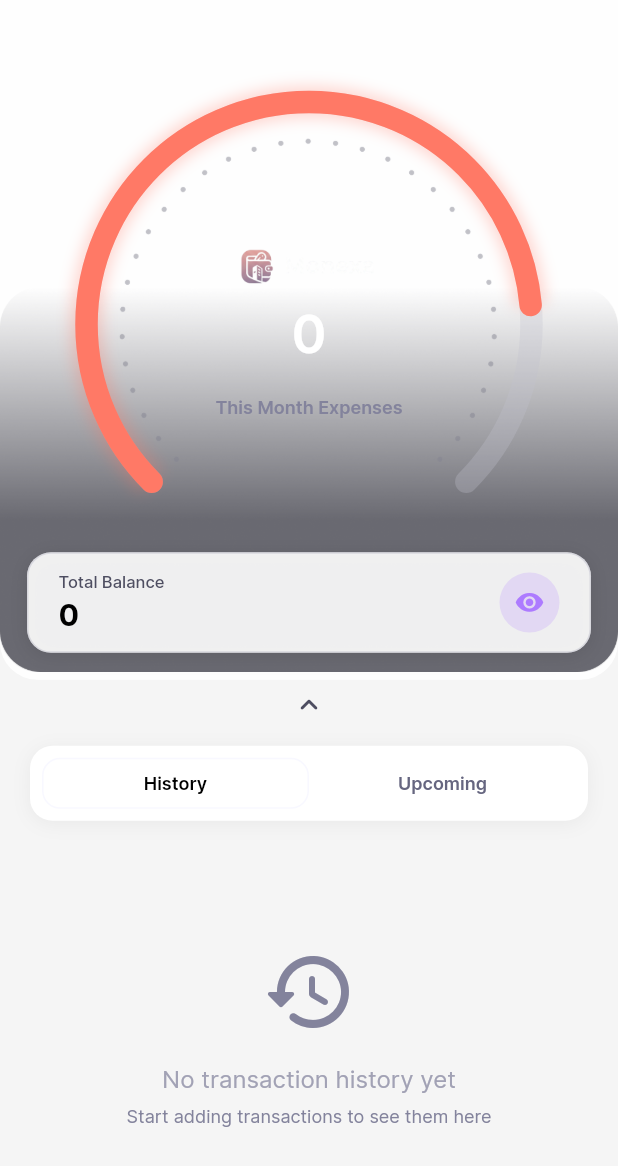
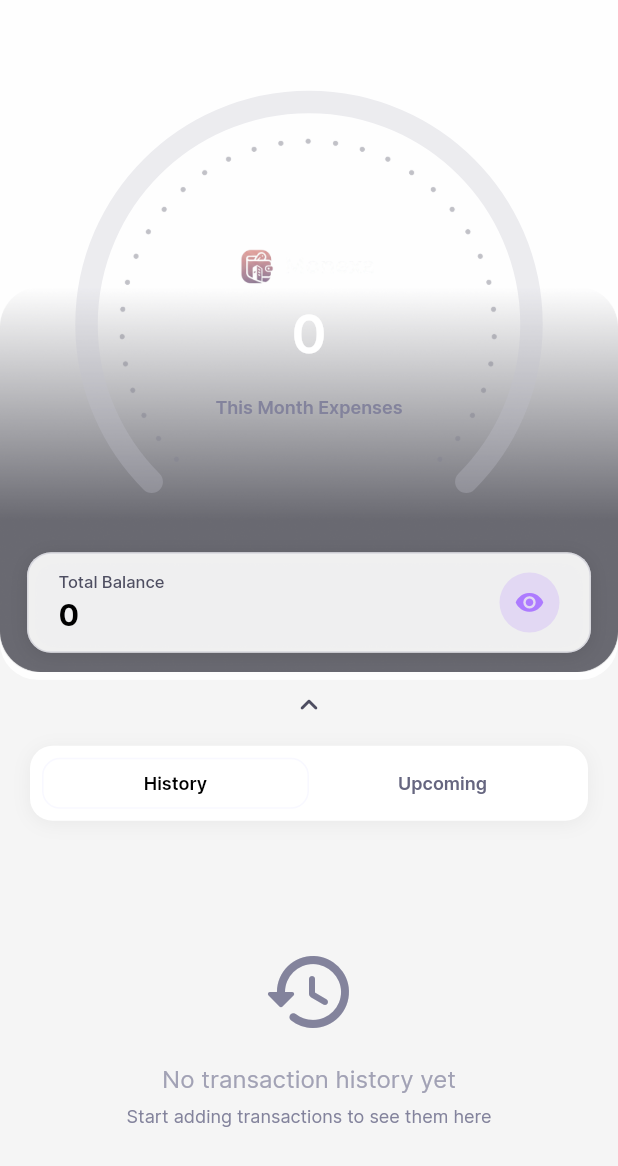
Before and after one commit to AryoBaskoro/monexa, a Flutter app: the HomeView screen opened directly, on a phone screen of 412 x 824 dp. Shown: the top 1166 px of the screen. Run offline on Flutter 3.47's test engine with Material 3 defaults, Android fonts, the light colour scheme and no system bars; our stand-ins replace google_nav_bar, scrollable_positioned_list, shared_preferences; accounts and stored records are empty.

Commit message:
fix: layouting, statistical arc
- Fix the layouting for better view after scrolling to end
- Fix the statistical arc in home page for actual functionality

```diff
--- a/lib/common/theme_manager.dart
+++ b/lib/common/theme_manager.dart
@@ -3,7 +3,7 @@ import 'package:shared_preferences/shared_preferences.dart';
 
 class ThemeManager extends ChangeNotifier {
   static const String _themeKey = 'theme_mode';
-  ThemeMode _themeMode = ThemeMode.light;
+  ThemeMode _themeMode = ThemeMode.dark;
 
   ThemeMode get themeMode => _themeMode;
 
--- a/lib/view/home/home_view.dart
+++ b/lib/view/home/home_view.dart
@@ -173,7 +173,7 @@ class _HomeViewState extends State<HomeView> {
 
     return ListView.builder(
       key: const ValueKey('subscription_list'),
-      padding: const EdgeInsets.symmetric(horizontal: 20),
+      padding: EdgeInsets.only(top: 10, left: 20, right: 20, bottom: 80),
       itemCount: dataToShow.length,
       itemBuilder: (context, index) {
         var sObj = dataToShow[index] as Map? ?? {};
@@ -218,7 +218,7 @@ class _HomeViewState extends State<HomeView> {
 
     return ListView.builder(
       key: const ValueKey('bills_list'),
-      padding: const EdgeInsets.symmetric(horizontal: 20),
+      padding: EdgeInsets.only(top: 10, left: 20, right: 20, bottom: 80),
       itemCount: dataToShow.length,
       itemBuilder: (context, index) {
         var sObj = dataToShow[index] as Map? ?? {};
--- a/lib/view/login/forgot_password_view.dart
+++ b/lib/view/login/forgot_password_view.dart
@@ -3,7 +3,7 @@ import 'package:flutter/material.dart';
 import '../../common/color_extension.dart';
 import '../../widgets/primary_button.dart';
 import '../../widgets/round_textfield.dart';
-import '../../widgets/secondary_boutton.dart';
+import '../../widgets/secondary_button.dart';
 
 class ForgotPasswordView extends StatefulWidget {
   const ForgotPasswordView({super.key});
--- a/lib/view/login/sign_in_view.dart
+++ b/lib/view/login/sign_in_view.dart
@@ -6,7 +6,7 @@ import 'package:monexa_app/view/main_tab/main_tab_view.dart';
 import '../../common/color_extension.dart';
 import '../../widgets/primary_button.dart';
 import '../../widgets/round_textfield.dart';
-import '../../widgets/secondary_boutton.dart';
+import '../../widgets/secondary_button.dart';
 
 class SignInView extends StatefulWidget {
   const SignInView({super.key});
--- a/lib/view/login/sign_up_view.dart
+++ b/lib/view/login/sign_up_view.dart
@@ -4,7 +4,7 @@ import 'package:monexa_app/view/login/sign_in_view.dart';
 import '../../common/color_extension.dart';
 import '../../widgets/primary_button.dart';
 import '../../widgets/round_textfield.dart';
-import '../../widgets/secondary_boutton.dart';
+import '../../widgets/secondary_button.dart';
 
 class SignUpView extends StatefulWidget {
   const SignUpView({super.key});
--- a/lib/view/login/social_login.dart
+++ b/lib/view/login/social_login.dart
@@ -2,7 +2,7 @@ import 'package:flutter/material.dart';
 import 'package:monexa_app/view/login/sign_up_view.dart';
 
 import '../../common/color_extension.dart';
-import '../../widgets/secondary_boutton.dart';
+import '../../widgets/secondary_button.dart';
 
 class SocialLoginView extends StatefulWidget {
   const SocialLoginView({super.key});
--- a/lib/view/login/welcome_view.dart
+++ b/lib/view/login/welcome_view.dart
@@ -5,7 +5,7 @@ import 'package:monexa_app/view/login/social_login.dart';
 
 import '../../common/color_extension.dart';
 import '../../widgets/primary_button.dart';
-import '../../widgets/secondary_boutton.dart';
+import '../../widgets/secondary_button.dart';
 
 class WelcomeView extends StatefulWidget {
   const WelcomeView({super.key});
--- a/lib/view/profile/profile_view.dart
+++ b/lib/view/profile/profile_view.dart
@@ -116,7 +116,7 @@ class _ProfileViewState extends State<ProfileView> with TickerProviderStateMixin
                       controller: _animationController,
                       child: _buildLogoutButton(),
                     ),
-                    const SizedBox(height: 20),
+                    const SizedBox(height: 100),
                   ],
                 ),
               ),
--- a/lib/view/statistic/statistic_view.dart
+++ b/lib/view/statistic/statistic_view.dart
@@ -283,6 +283,7 @@ class _StatisticViewState extends State<StatisticView> with TickerProviderStateM
                             const SizedBox(height: 20),
                           ],
                           _buildCategoryListSection(categoryListData),
+                          SizedBox(height: 80),
                         ],
                       ),
                     ),
--- a/lib/widgets/collapsible_header.dart
+++ b/lib/widgets/collapsible_header.dart
@@ -206,8 +206,8 @@ class _CollapsibleHeaderState extends State<CollapsibleHeader> with SingleTicker
                 height: media.width * 0.72,
                 child: CustomPaint(
                   painter: CustomArcPainter(
-                    end: 220,
-                    activeColor: TColor.secondary,
+                    end: widget.monthlyExpenses / (widget.totalBalance + widget.monthlyExpenses) * 270,
+                    activeColor: (widget.totalBalance + widget.monthlyExpenses) < widget.monthlyExpenses ? Colors.red : TColor.secondary,
                     backgroundColor: Theme.of(context).brightness == Brightness.dark
                         ? TColor.gray60.withOpacity(0.5)
                         : TColor.gray20.withOpacity(0.3),
```
Also changed, not shown: lib/widgets/secondary_button.dart (renamed from lib/widgets/secondary_boutton.dart).
